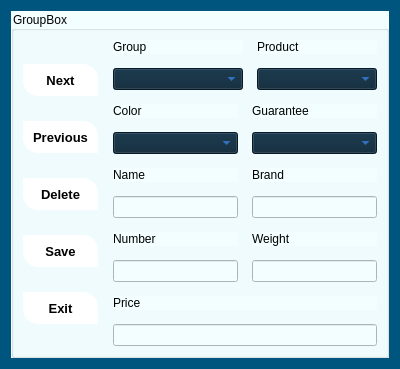
AP-projects-4001/esm-nadarim, file Login_And_Admin/allproducts.ui: the form before one commit.
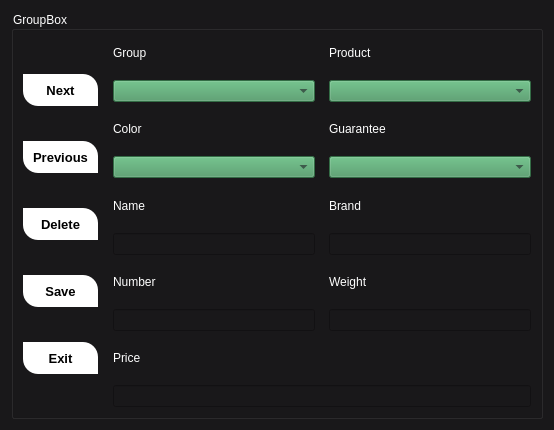
The form after the commit.

Diff of the .ui file:
```diff
--- a/Login_And_Admin/allproducts.ui
+++ b/Login_And_Admin/allproducts.ui
@@ -6,21 +6,23 @@
    <rect>
     <x>0</x>
     <y>0</y>
-    <width>400</width>
-    <height>367</height>
+    <width>554</width>
+    <height>430</height>
    </rect>
   </property>
   <property name="windowTitle">
    <string>Form</string>
   </property>
   <property name="styleSheet">
-   <string notr="true">background-color: rgb(0, 85, 127);</string>
+   <string notr="true">background-color: #19181A;
+font: 600 9pt &quot;Segoe UI&quot;;</string>
   </property>
   <layout class="QVBoxLayout" name="verticalLayout_13">
    <item>
     <widget class="QGroupBox" name="groupBox">
      <property name="styleSheet">
-      <string notr="true">background-color: rgb(242, 254, 255);
+      <string notr="true">background-color: #19181A;
+color: rgb(255, 255, 255);
 font: 600 9pt &quot;Segoe UI&quot;;</string>
      </property>
      <property name="title">
@@ -196,8 +198,8 @@
               <item>
                <widget class="QComboBox" name="group_combo">
                 <property name="styleSheet">
-                 <string notr="true">background-color: #082336;
-	color: #3e93ff;</string>
+                 <string notr="true">background-color: #479761;
+	color: #222629;</string>
                 </property>
                 <item>
                  <property name="text">
@@ -230,8 +232,8 @@
               <item>
                <widget class="QComboBox" name="product_combo">
                 <property name="styleSheet">
-                 <string notr="true">background-color: #082336;
-	color: #3e93ff;</string>
+                 <string notr="true">background-color: #479761;
+	color: #222629;</string>
                 </property>
                </widget>
               </item>
@@ -253,8 +255,8 @@
               <item>
                <widget class="QComboBox" name="color_combo">
                 <property name="styleSheet">
-                 <string notr="true">background-color: #082336;
-	color: #3e93ff;</string>
+                 <string notr="true">background-color: #479761;
+	color: #222629;</string>
                 </property>
                 <item>
                  <property name="text">
@@ -332,8 +334,8 @@
               <item>
                <widget class="QComboBox" name="guarantee">
                 <property name="styleSheet">
-                 <string notr="true">background-color: #082336;
-	color: #3e93ff;</string>
+                 <string notr="true">background-color: #479761;
+	color: #222629;</string>
                 </property>
                 <item>
                  <property name="text">
```
Left out of the diff: 22 changed lines with no effect on the pictures.
